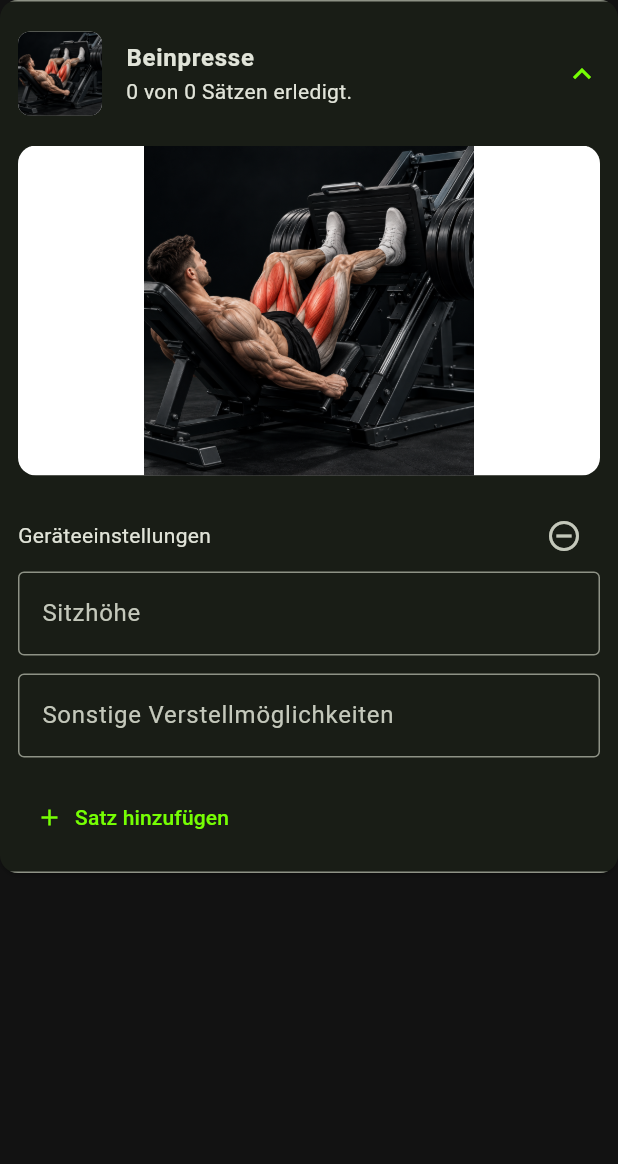
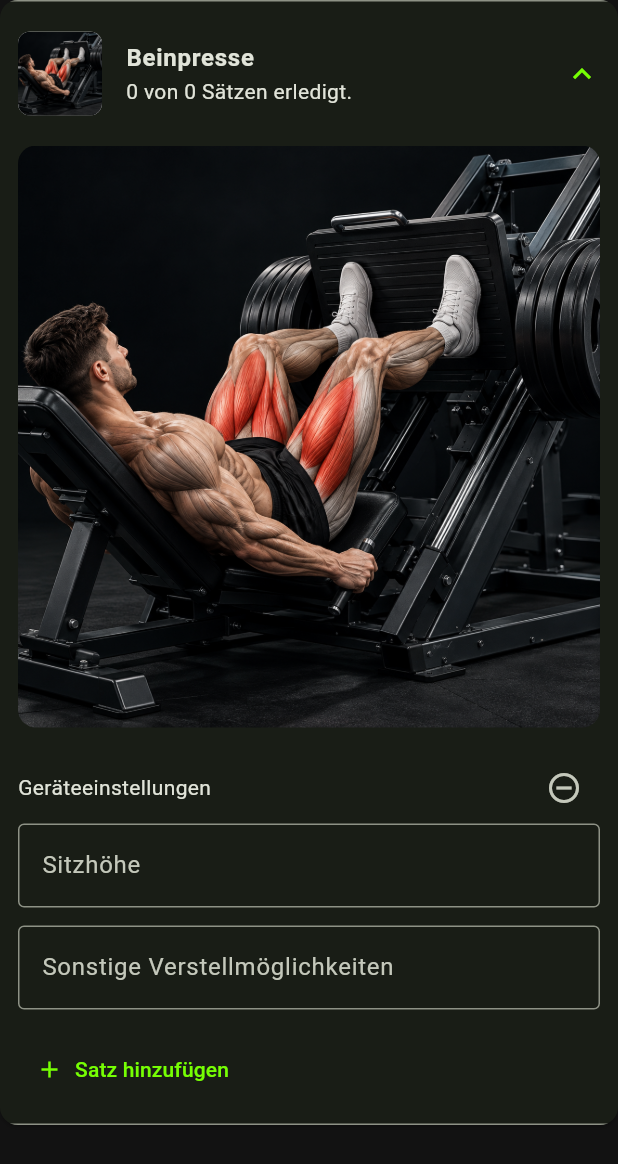
Before and after one commit to JanMeyfarth1999/repstar, a Flutter app: the TrainingExerciseCard widget shown alone on an empty page, opened directly with sample values from the repository, after a tap on "Beinpresse", on a phone screen of 412 x 824 dp. Shown: the top 1164 px of the screen. Run offline on Flutter 3.47's test engine with Material 3 defaults, Android fonts, the phone set to English and light mode, and no system bars.

Commit message:
fix picture

```diff
--- a/lib/widgets/training_exercise_card.dart
+++ b/lib/widgets/training_exercise_card.dart
@@ -243,16 +243,13 @@ class _TrainingExerciseCardState extends State<TrainingExerciseCard> {
         ),
         children: [
           // Das große Bild erscheint beim Aufklappen
+          // Die Höhe passt sich dem Bildformat an, ohne seitliche Freiflächen.
           ClipRRect(
             borderRadius: BorderRadius.circular(12),
-            child: Container(
+            child: Image.asset(
+              widget.exercise.imagePath,
               width: double.infinity,
-              height: 220,
-              color: Colors.white,
-              child: Image.asset(
-                widget.exercise.imagePath,
-                fit: BoxFit.contain,
-              ),
+              fit: BoxFit.contain,
             ),
           ),
           const SizedBox(height: 16),
```
Also changed, not shown: lib/screens/create_training_screen.dart (+41 -7 lines).
